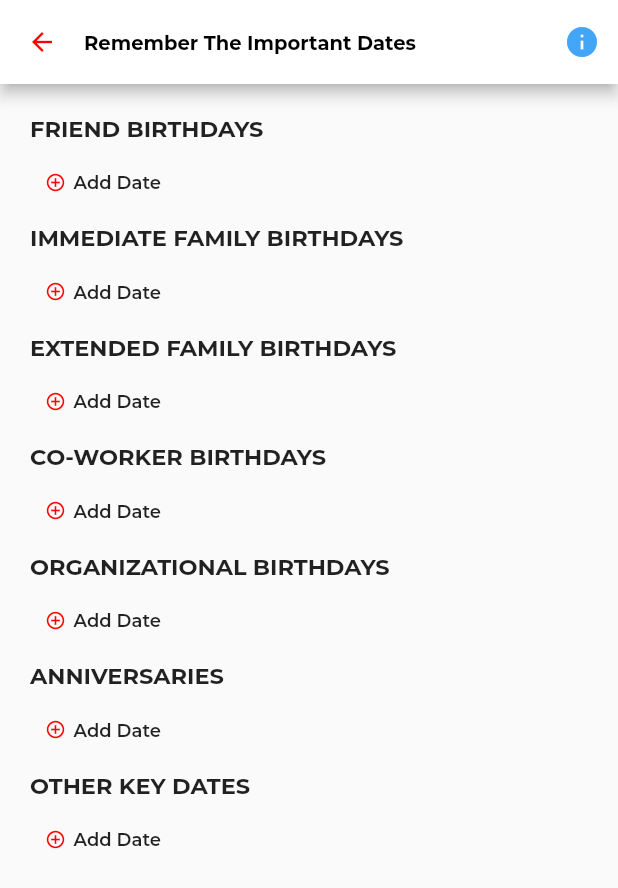
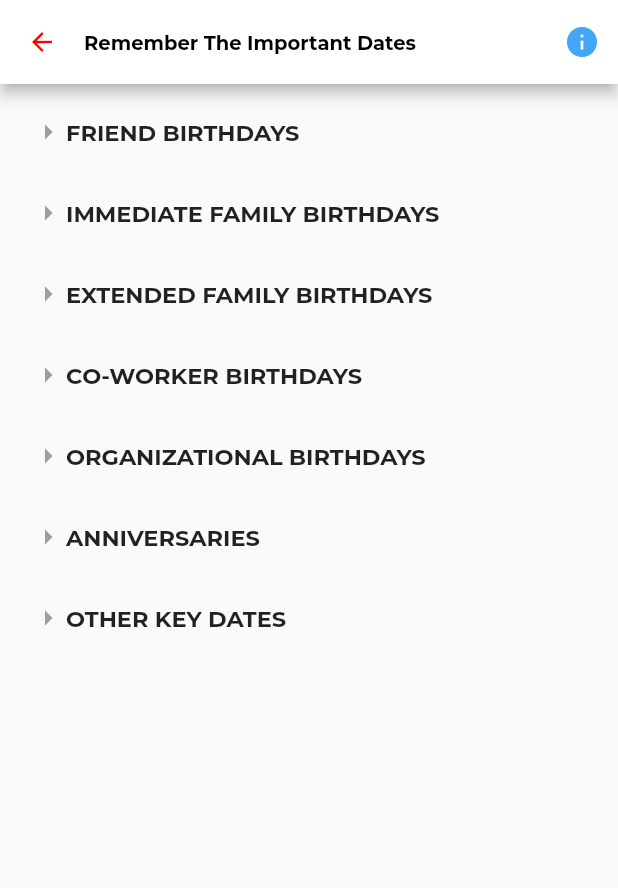
Before and after one commit to enzomarc/affirmedme, a Flutter app: the DateModule screen opened by its route, on a phone screen of 412 x 824 dp. Shown: the top 888 px of the screen. Run offline on Flutter 3.47's test engine with Material 2 defaults, Android fonts, the phone set to English and light mode, and no system bars; our stand-ins replace dio, flutter_datetime_picker, flutter_local_notifications, grouped_list, image_picker, just_audio and 2 more; missing offline and left inert: audio_session; accounts and stored records are empty; project files that could hold a hidden picture were left out.

Commit message:
perf: wrap important dates on module page
Added possibility to wrap module content.

```diff
--- a/lib/screens/dates/module.dart
+++ b/lib/screens/dates/module.dart
@@ -1,5 +1,3 @@
-import 'dart:convert';
-
 import 'package:flutter/material.dart';
 import 'package:flutter_datetime_picker/flutter_datetime_picker.dart';
 import 'package:kronosme/core/models/date.dart';
@@ -23,6 +21,7 @@ List<String> groups = [
   'Anniversaries',
   'Other Key Dates',
 ];
+List<bool> expanded = [false, false, false, false, false, false, false];
 
 class _DateModuleState extends State<DateModule> {
   @override
@@ -86,7 +85,6 @@ class _DateModuleState extends State<DateModule> {
                 Consumer<DateProvider>(
                   builder: (context, provider, child) {
                     List<Date> dates = provider.dates;
-                    print(jsonEncode(dates));
 
                     return Expanded(
                       child: ListView.builder(
@@ -100,14 +98,32 @@ class _DateModuleState extends State<DateModule> {
                             child: Column(
                               crossAxisAlignment: CrossAxisAlignment.start,
                               children: <Widget>[
-                                Text(
+                                GestureDetector(
+                                  onTap: () {
+                                    setState(() {
+                                      expanded[index] = !expanded[index];
+                                    });
+                                  },
+                                  child: Row(
+                                    children: <Widget>[
+                                      Icon(
+                                        expanded[index] ? Icons.arrow_drop_down : Icons.arrow_right,
+                                        color: Colors.grey,
+                                      ),
+                                      Expanded(
+                                        child: Text(
                                           group.toUpperCase(),
                                           style: TextStyle(
                                             fontFamily: 'Montserrat Bold',
                                             fontSize: 15.0,
                                           ),
                                         ),
+                                      ),
+                                    ],
+                                  ),
+                                ),
                                 SizedBox(height: 10.0),
+                                if (expanded[index])
                                   Container(
                                     margin: EdgeInsets.only(left: 10.0),
                                     child: Column(
@@ -326,7 +342,9 @@ class _DateModuleState extends State<DateModule> {
                                         ),
                                       ],
                                     ),
-                                ),
+                                  )
+                                else
+                                  Container()
                               ],
                             ),
                           );
--- a/lib/services/date_service.dart
+++ b/lib/services/date_service.dart
@@ -16,7 +16,6 @@ class DateService {
         return dates;
       else {
         List data = response.data as List;
-        print(response.data);
         dates = List<Date>.from(data.map((json) => Date.fromJson(json)));
 
         return dates;
```
Lines whose indentation alone changed are shown as unchanged.
